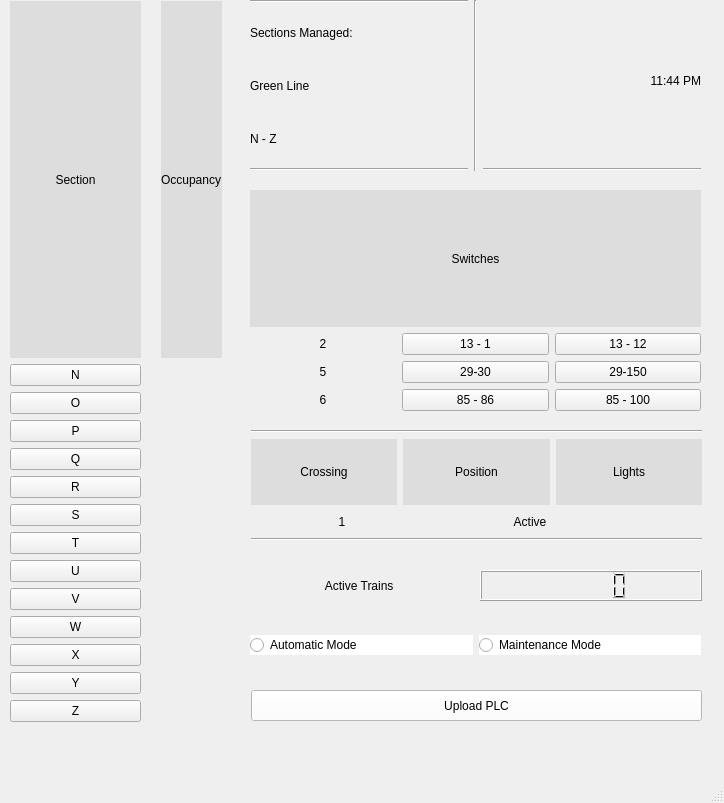
headhunter22/ECE1140-Train-Simulator, file Wayside/Wayside_Main_A.ui: the form before one commit.
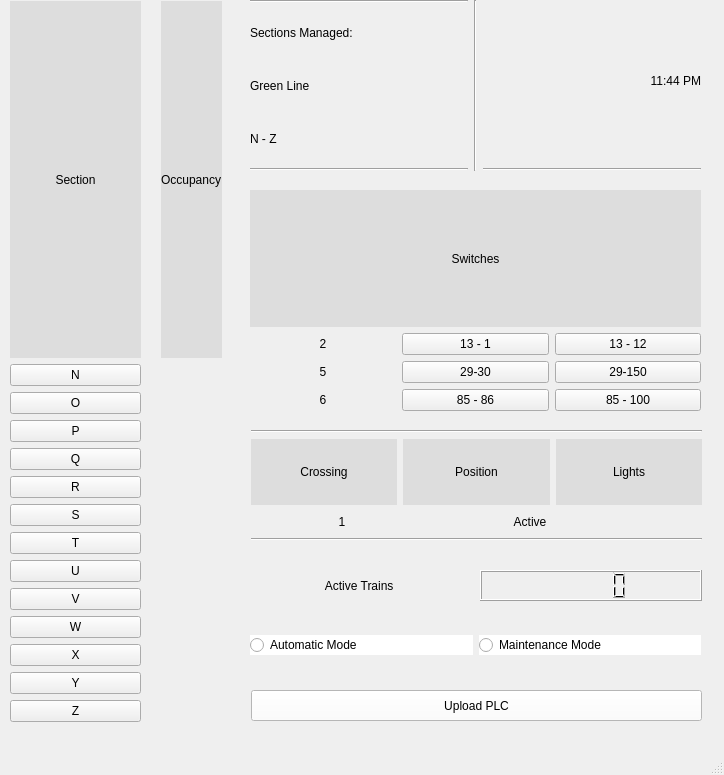
The form after the commit. Icons and pictures are not drawn.

The edit to the form file:
```diff
--- a/Wayside/Wayside_Main_A.ui
+++ b/Wayside/Wayside_Main_A.ui
@@ -7,7 +7,7 @@
     <x>0</x>
     <y>0</y>
     <width>724</width>
-    <height>803</height>
+    <height>775</height>
    </rect>
   </property>
   <property name="windowTitle">
```
